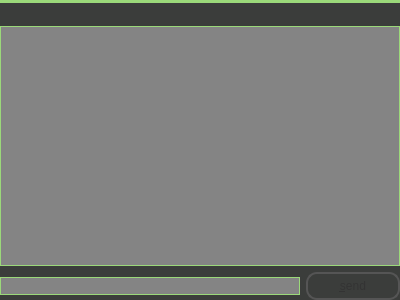
Qt form client/gui/livejamming/app/conversationset.ui (sush/Live-Jamming) before a commit.
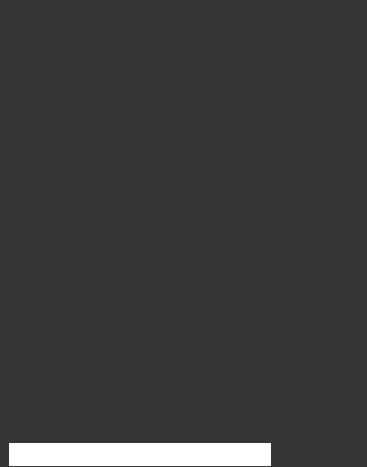
The same form after that commit. Icons and pictures are not drawn.

What changed in the file:
```diff
--- a/client/gui/livejamming/app/conversationset.ui
+++ b/client/gui/livejamming/app/conversationset.ui
@@ -6,53 +6,39 @@
    <rect>
     <x>0</x>
     <y>0</y>
-    <width>400</width>
-    <height>300</height>
+    <width>367</width>
+    <height>467</height>
    </rect>
   </property>
+  <property name="sizePolicy">
+   <sizepolicy hsizetype="Expanding" vsizetype="Expanding">
+    <horstretch>0</horstretch>
+    <verstretch>0</verstretch>
+   </sizepolicy>
+  </property>
+  <property name="maximumSize">
+   <size>
+    <width>1234567</width>
+    <height>1234567</height>
+   </size>
+  </property>
   <property name="windowTitle">
    <string>Form</string>
   </property>
   <property name="styleSheet">
    <string notr="true">#ConversationSet {
-	background: qlineargradient(spread:pad, x1:0, y1:0, x2:0, y2:1, stop:0.00934579 rgba(155, 217, 122, 255), stop:0.0116822 rgba(59, 61, 59, 255), stop:0.995455 rgba(59, 61, 59, 255));
+	background-color:#363636;
 }
-
-#ConversationSet QPushButton {
-color: #333;
-border: 2px solid #555;
-border-radius: 11px;
-padding: 5px;
-background: qradialgradient(cx: 0.3, cy: -0.4,
-fx: 0.3, fy: -0.4,
-radius: 1.35, stop: 0 #fff, stop: 1 #888);
-min-width: 80px;
+QScrollBar{
+color:#fff;
 }
-#ConversationSet QPushButton:hover {
-background: qradialgradient(cx: 0.3, cy: -0.4,
-fx: 0.3, fy: -0.4,
-radius: 1.35, stop: 0 #fff, stop: 1 #bbb);
-}
-#ConversationSet QPushButton:pressed {
-background: qradialgradient(cx: 0.4, cy: -0.1,
-fx: 0.4, fy: -0.1,
-radius: 1.35, stop: 0 #fff, stop: 1 #ddd);
-}
-#ConversationSet QTextEdit {
-	background: 	rgb(132, 132, 132);
-	color: #FFFFFF;
-	border: 1px solid #9BD97a;
-}
-#ConversationSet QLineEdit {
-	background: 	rgb(132, 132, 132);
-	color: #FFFFFF;
-	border: 1px solid #9BD97a;
-}
+
+
 </string>
   </property>
   <layout class="QGridLayout" name="gridLayout">
    <property name="leftMargin">
-    <number>0</number>
+    <number>9</number>
    </property>
    <property name="topMargin">
     <number>6</number>
@@ -63,30 +49,32 @@
    <property name="bottomMargin">
     <number>0</number>
    </property>
-   <item row="2" column="0">
-    <widget class="QLineEdit" name="input"/>
-   </item>
-   <item row="2" column="1">
-    <widget class="QPushButton" name="send">
-     <property name="styleSheet">
-      <string notr="true"/>
-     </property>
-     <property name="text">
-      <string>&amp;send</string>
-     </property>
-    </widget>
-   </item>
+   <property name="horizontalSpacing">
+    <number>6</number>
+   </property>
+   <property name="verticalSpacing">
+    <number>0</number>
+   </property>
    <item row="0" column="0" colspan="2">
-    <widget class="QLabel" name="label">
-     <property name="text">
-      <string/>
-     </property>
-    </widget>
-   </item>
-   <item row="1" column="0" colspan="2">
     <widget class="QTextEdit" name="display">
+     <property name="minimumSize">
+      <size>
+       <width>0</width>
+       <height>0</height>
+      </size>
+     </property>
+     <property name="maximumSize">
+      <size>
+       <width>12345678</width>
+       <height>12345678</height>
+      </size>
+     </property>
      <property name="styleSheet">
-      <string notr="true"/>
+      <string notr="true">#display{
+background-color:#363636;
+color:white;
+border:none;
+}</string>
      </property>
      <property name="undoRedoEnabled">
       <bool>false</bool>
@@ -96,6 +84,104 @@
      </property>
     </widget>
    </item>
+   <item row="1" column="0">
+    <widget class="QLineEdit" name="input">
+     <property name="sizePolicy">
+      <sizepolicy hsizetype="Fixed" vsizetype="Fixed">
+       <horstretch>0</horstretch>
+       <verstretch>0</verstretch>
+      </sizepolicy>
+     </property>
+     <property name="minimumSize">
+      <size>
+       <width>200</width>
+       <height>23</height>
+      </size>
+     </property>
+     <property name="maximumSize">
+      <size>
+       <width>435</width>
+       <height>23</height>
+      </size>
+     </property>
+     <property name="styleSheet">
+      <string notr="true">#input {
+	background:url(:/images/send_box_search.png);
+	border:none;
+	color:white;
+}</string>
+     </property>
+    </widget>
+   </item>
+   <item row="1" column="1" rowspan="2">
+    <widget class="QPushButton" name="send">
+     <property name="sizePolicy">
+      <sizepolicy hsizetype="Fixed" vsizetype="Fixed">
+       <horstretch>0</horstretch>
+       <verstretch>0</verstretch>
+      </sizepolicy>
+     </property>
+     <property name="minimumSize">
+      <size>
+       <width>90</width>
+       <height>0</height>
+      </size>
+     </property>
+     <property name="maximumSize">
+      <size>
+       <width>76</width>
+       <height>24</height>
+      </size>
+     </property>
+     <property name="sizeIncrement">
+      <size>
+       <width>0</width>
+       <height>0</height>
+      </size>
+     </property>
+     <property name="baseSize">
+      <size>
+       <width>0</width>
+       <height>0</height>
+      </size>
+     </property>
+     <property name="cursor">
+      <cursorShape>PointingHandCursor</cursorShape>
+     </property>
+     <property name="autoFillBackground">
+      <bool>false</bool>
+     </property>
+     <property name="styleSheet">
+      <string notr="true">#send {
+background:url(:/images/btn_send.png) no-repeat transparent;
+padding: 5px;
+border:none;
+min-width: 80px;
+}
+#send:hover {
+background:url(:/images/btn_send_hover.png) no-repeat transparent;
+padding: 5px;
+border:none;
+min-width: 80px;
+}
+#send:pressed {
+background:url(:/images/btn_send.png) no-repeat transparent;
+padding: 5px;
+border:none;
+min-width: 80px;
+}</string>
+     </property>
+     <property name="text">
+      <string/>
+     </property>
+     <property name="iconSize">
+      <size>
+       <width>16</width>
+       <height>16</height>
+      </size>
+     </property>
+    </widget>
+   </item>
   </layout>
  </widget>
  <resources/>
```
Left out of the diff: 4 changed lines with no effect on the pictures.
